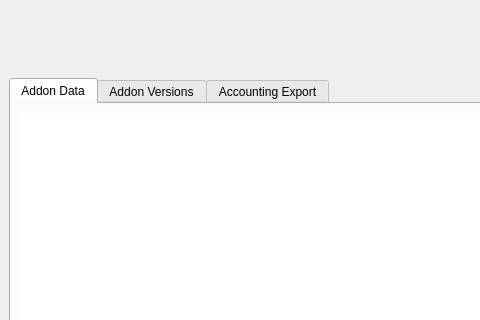
First picture: the form in ui/main_window.ui, repository seirl/tsmapplication_public, before the edit; both pictures show x 0 to 480 and y 0 to 320 of the 600 by 600 pixel window.
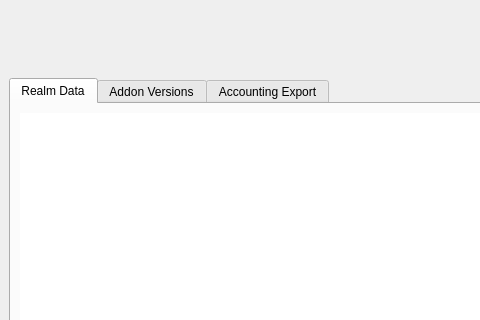
Second picture: the form after the edit. The open tabs and pages were chosen to show the change. Icons and pictures are not drawn.

Commit message: Added AppData syncing (minus WoWuction - still WIP).

What changed in the file:
```diff
--- a/ui/main_window.ui
+++ b/ui/main_window.ui
@@ -122,7 +122,7 @@
       </property>
       <widget class="QWidget" name="addon_data_tab">
        <attribute name="title">
-        <string>Addon Data</string>
+        <string>Realm Data</string>
        </attribute>
        <layout class="QVBoxLayout" name="verticalLayout_2">
         <item>
```
Left out of the diff: 2 changed lines with no effect on the pictures. The commit also changes 5 other files.
